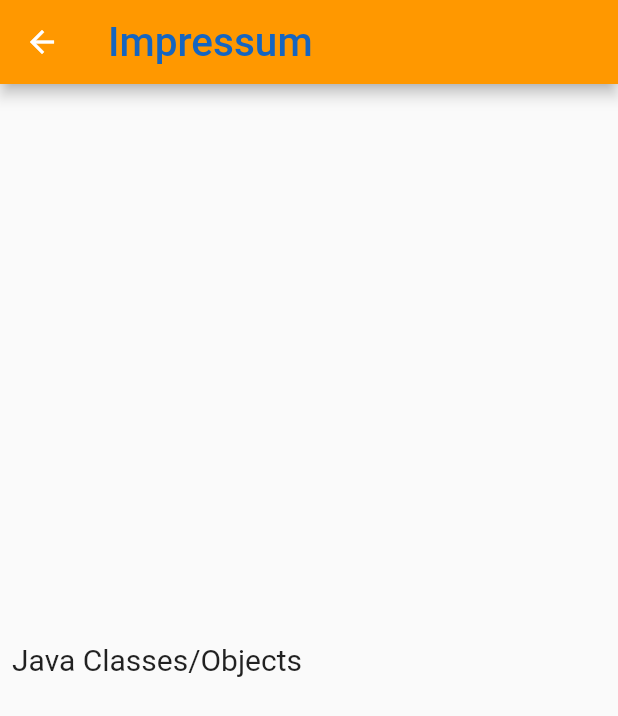
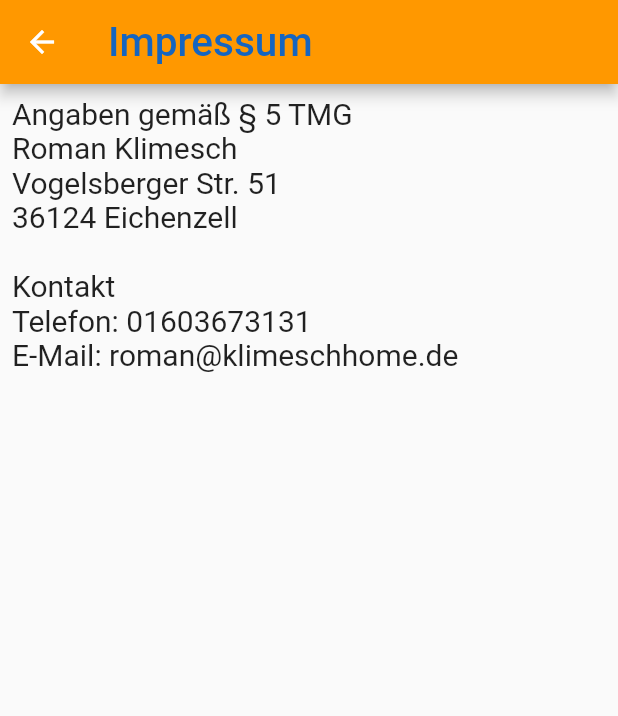
Before and after one commit to xPazone/java_for_beginners_app, a Flutter app: the Impressum screen opened directly, on a phone screen of 412 x 824 dp. Shown: the top 716 px of the screen. Run offline on Flutter 3.47's test engine with Material 2 defaults, Android fonts, the phone set to English and light mode, and no system bars.

Commit message:
Version 1.1 Impressum

```diff
--- a/lib/screens/impressum_screen.dart
+++ b/lib/screens/impressum_screen.dart
@@ -18,10 +18,9 @@ class _ImpressumState extends State<Impressum> {
               ))),
       body:
         Container(
-          alignment: Alignment.centerLeft,
           padding: const EdgeInsets.all(8.0),
           child: Text(
-            'Java Classes/Objects',
+            'Angaben gemäß § 5 TMG\nRoman Klimesch\nVogelsberger Str. 51\n36124 Eichenzell\n\nKontakt\nTelefon: 01603673131\nE-Mail: roman@klimeschhome.de',
             style: TextStyle(fontSize: 20),
           ),
         ),
```
